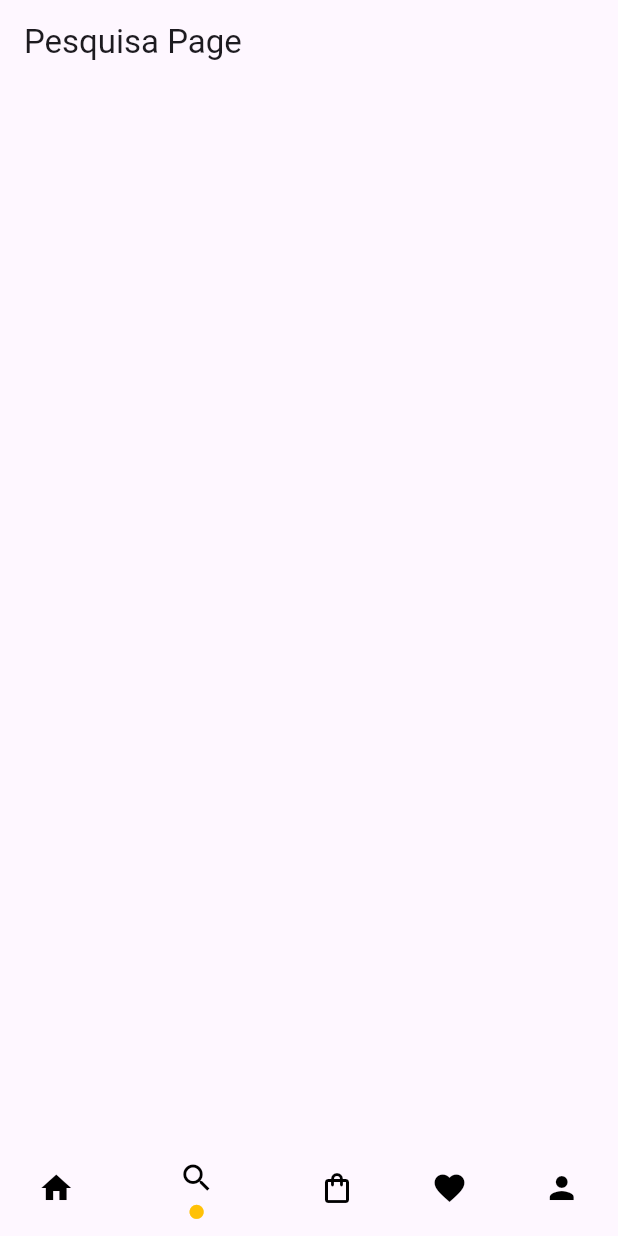
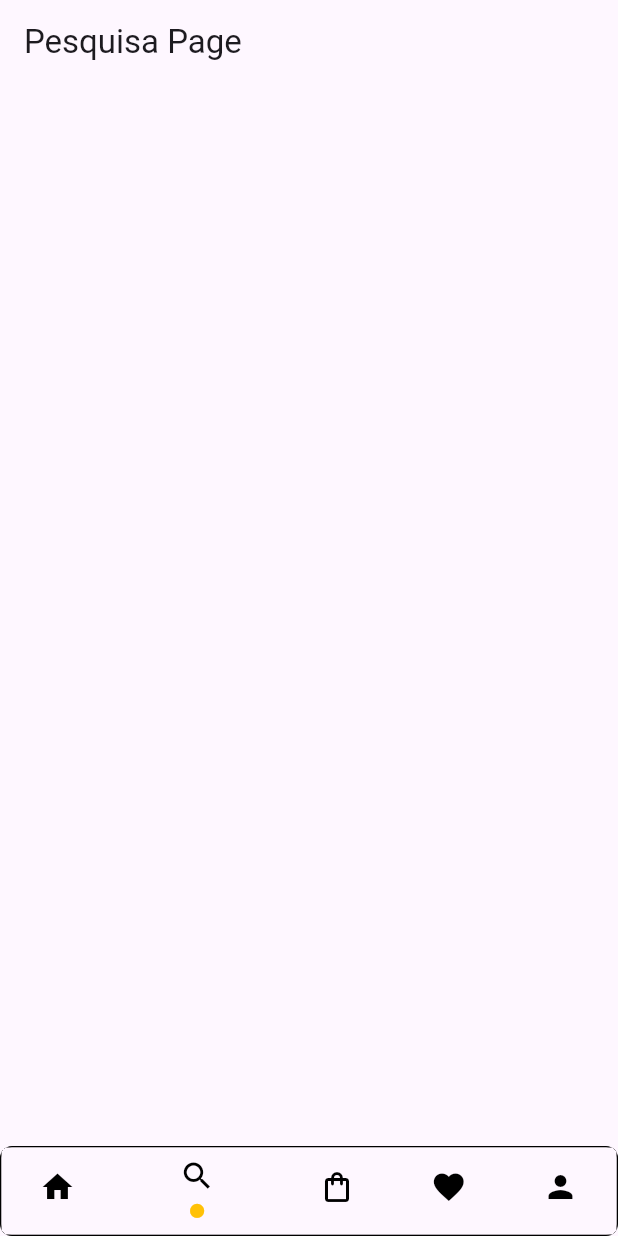
Before and after one commit to MottoMottoBR/superfood, a Flutter app: the screen it shows after launch, swiped to page 2, on a phone screen of 412 x 824 dp. Run offline on Flutter 3.47's test engine with Material 3 defaults, Android fonts, the phone set to English and light mode, and no system bars; our stand-ins replace google_fonts, smooth_page_indicator.

```diff
--- a/lib/pages/home_naviga.dart
+++ b/lib/pages/home_naviga.dart
@@ -45,9 +45,8 @@ class _HomeNavigaState extends State<HomeNaviga> {
       bottomNavigationBar: Container(
         clipBehavior: Clip.hardEdge,
         decoration: BoxDecoration(
-          //  shape: BoxShape.rectangle,
           borderRadius: BorderRadius.circular(8),
-          // border: Border.all(),
+          border: Border.all(),
         ),
         child: BottomNavigationBar(
           selectedItemColor: Colors.amber,
```
